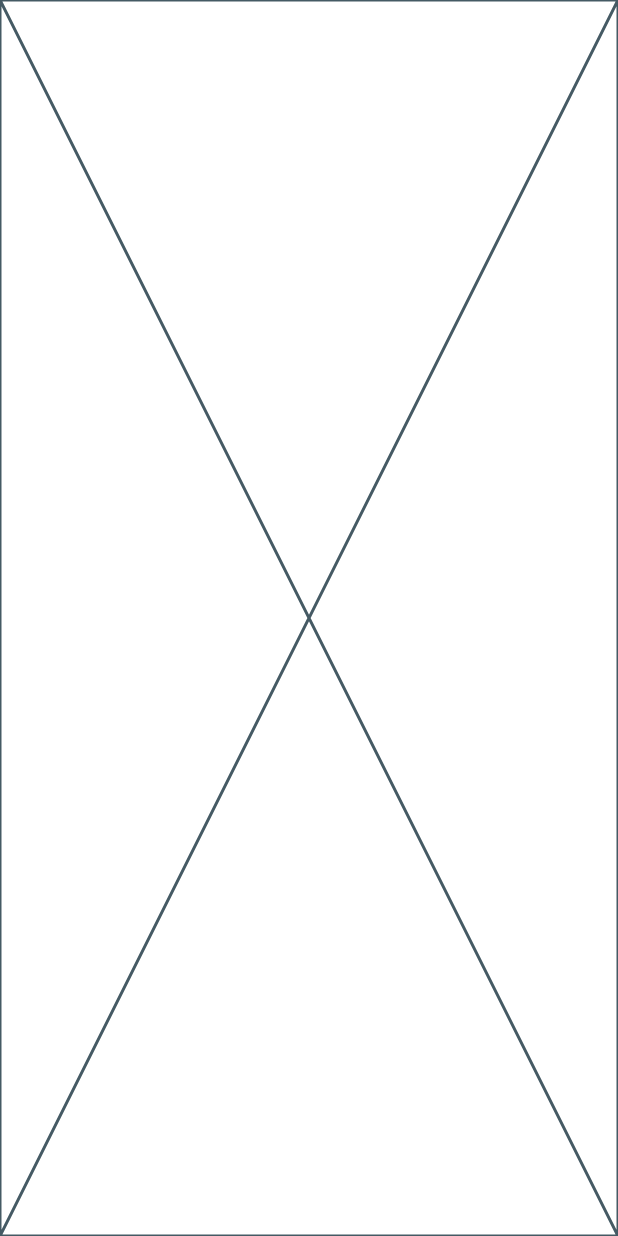
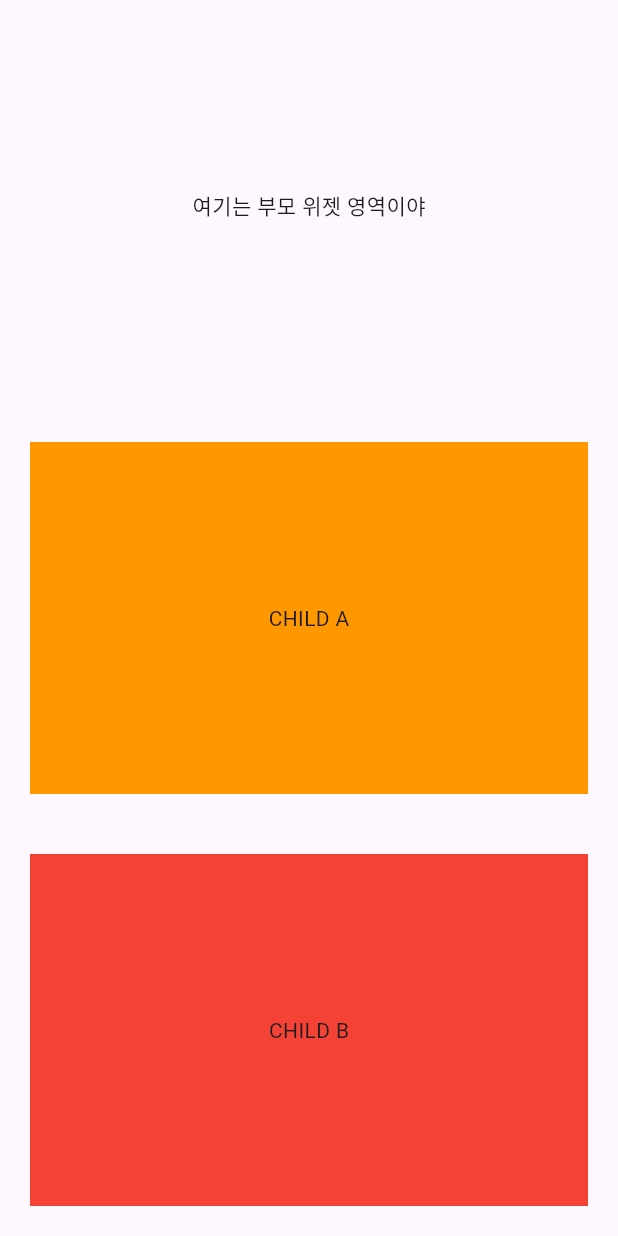
Before and after one commit to aSpring712/dart-flutter, a Flutter app: the screen it shows after launch, on a phone screen of 412 x 824 dp. Run offline on Flutter 3.47's test engine with Material 3 defaults, Android fonts, the phone set to English and light mode, and no system bars; our stand-ins replace font_awesome_flutter, google_fonts.

Commit message:
child A, B 이벤트 감지

```diff
--- a/class_callback/lib/main.dart
+++ b/class_callback/lib/main.dart
@@ -18,7 +18,21 @@ class _MyAppState extends State<MyApp> {
 
   @override
   Widget build(BuildContext context) {
-    return const Placeholder();
+    return MaterialApp(
+      home: SafeArea( // device 마다 body 영역 다르므로, body 영역의 적당한 곳에 배치
+        child: Scaffold(
+            body: Column(
+            children: [
+              Expanded(
+                  child: Center(child: Text(childMessageContent))
+              ),
+              Expanded(flex: 1, child: ChildA()), // Expanded : 확장
+              Expanded(flex: 1, child: ChildB()),
+            ],
+          ),
+        ),
+      ),
+    );
   }
 }
 
@@ -30,11 +44,38 @@ class ChildA extends StatelessWidget {
   Widget build(BuildContext context) {
     return Padding(
       padding: const EdgeInsets.all(20.0),
+      child: InkWell(
+        onTap: () {
+          print("child A에 이벤트 발생");
+      },
       child: Container(
         width: double.infinity, // 영역만큼 무한히 넓혀라
         color: Colors.orange,
         child: const Center(child: Text('CHILD A')),
+        ),
       ),
     );
   }
 }
+
+// 자식
+class ChildB extends StatelessWidget {
+  const ChildB({super.key});
+
+  @override
+  Widget build(BuildContext context) {
+    return Padding(
+      padding: const EdgeInsets.all(20.0),
+      child: InkWell(
+        onTap: () {
+          print("child B에 이벤트 발생");
+        },
+        child: Container(
+          width: double.infinity, // 영역만큼 무한히 넓혀라
+          color: Colors.red,
+          child: const Center(child: Text('CHILD B')),
+        ),
+      ),
+    );
+  }
+}
```
